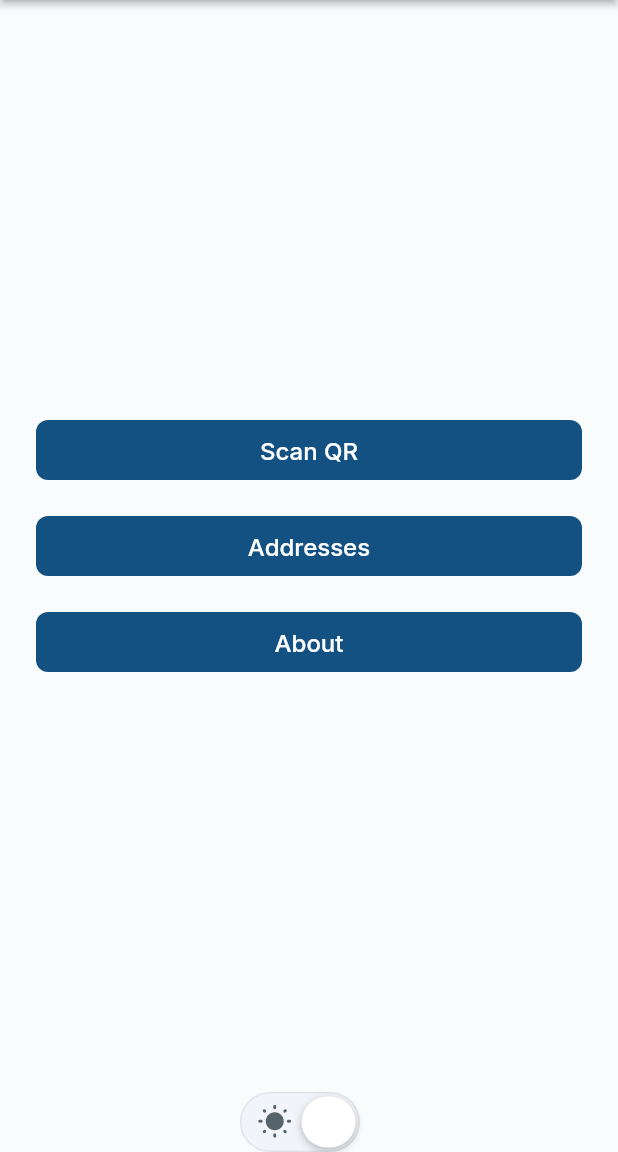
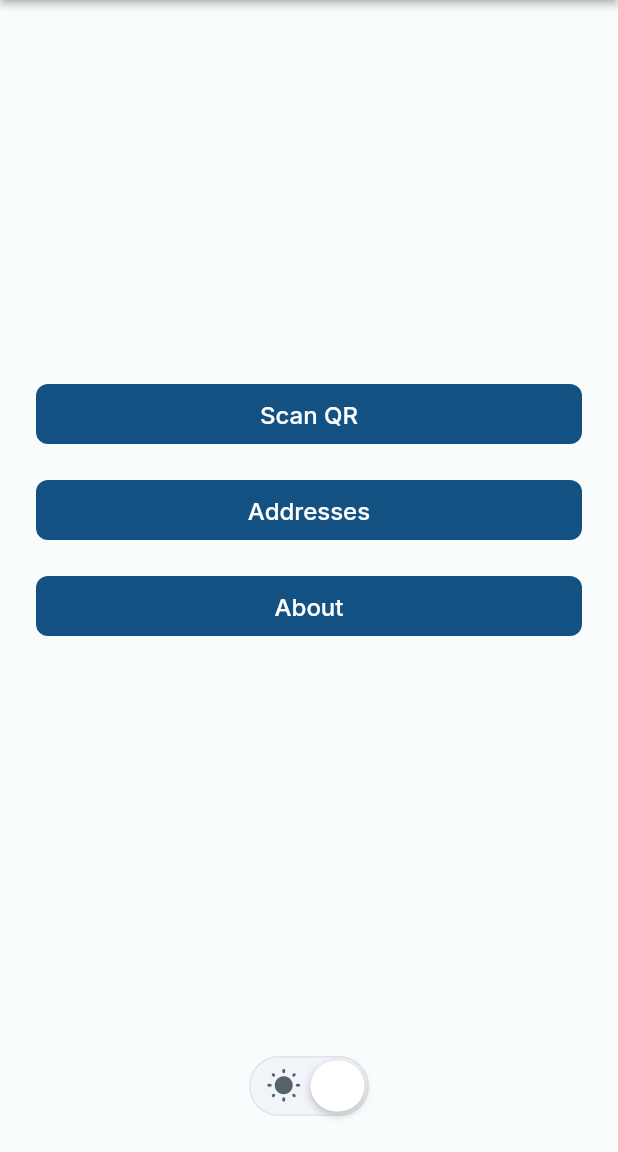
Before and after one commit to ValyrianTech/BitcoinMessageSigner, a Flutter app: the screen it shows after launch, on a phone screen of 412 x 824 dp, the part 84-1236 px from its top. Run offline on Flutter 3.47's test engine with Material 3 defaults, Android fonts, the light colour scheme and no system bars; drawn by our look-alikes of auto_size_text, flutter_animate; our stand-ins replace dropdown_button2, easy_debounce, font_awesome_flutter, from_css_color, go_router, google_fonts and 4 more; missing offline and left inert: dartsv, flutter_barcode_scanner, json_path; Roboto replaces fonts that are missing (Readex Pro).

Commit message:
Updating to latest FlutterFlow output.

```diff
--- a/lib/pages/home_page/home_page_widget.dart
+++ b/lib/pages/home_page/home_page_widget.dart
@@ -197,7 +197,7 @@
                 ),
               ),
               Padding(
-                padding: EdgeInsetsDirectional.fromSTEB(0.0, 0.0, 12.0, 0.0),
+                padding: EdgeInsets.all(24.0),
                 child: InkWell(
                   splashColor: Colors.transparent,
                   focusColor: Colors.transparent,
--- a/pubspec.yaml
+++ b/pubspec.yaml
@@ -32,7 +32,7 @@
   cached_network_image_platform_interface: 4.1.1
   cached_network_image_web: 1.3.1
   collection: 1.19.0
-  dartsv: 2.0.2
+  dartsv: 2.1.0
   dropdown_button2: 2.3.9
   easy_debounce: 2.0.1
   flutter_animate: 4.5.0
```
